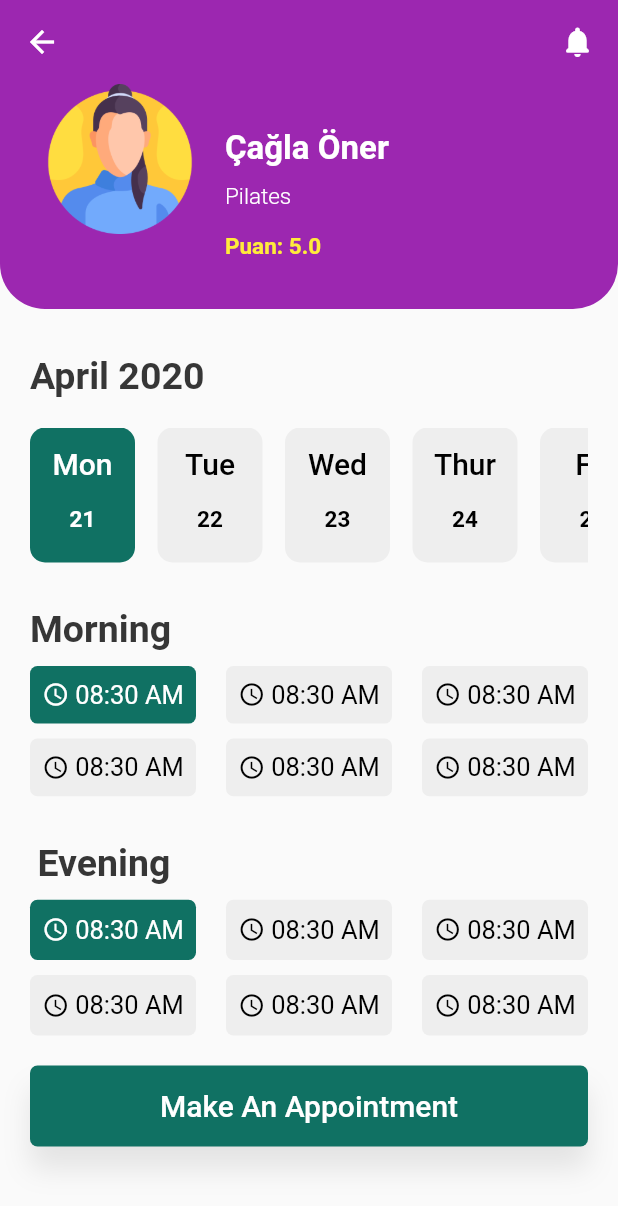
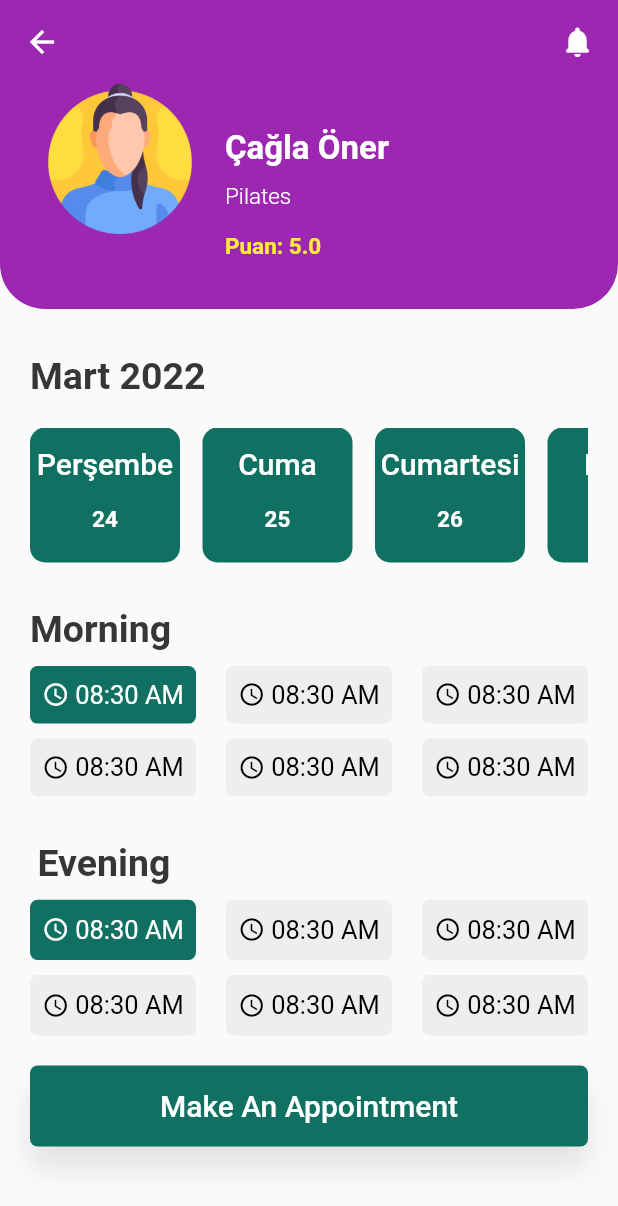
Before and after one commit to Meliih/Flutter, a Flutter app: the screen it shows after launch, after a tap on "Çağla Öner", on a phone screen of 412 x 824 dp. Shown: the top 1206 px of the screen. Run offline on Flutter 3.47's test engine with Material 2 defaults, Android fonts, the phone set to English and light mode, and no system bars.

Commit message:
appointment page update

```diff
--- a/twist_appointment_app/lib/Doctor_details_page.dart
+++ b/twist_appointment_app/lib/Doctor_details_page.dart
@@ -1,25 +1,59 @@
 import 'dart:ui';
 import 'package:flutter/material.dart';
 import 'package:flutter/rendering.dart';
+import 'package:intl/date_symbol_data_local.dart';
 import 'DbHelper.dart';
+import 'package:intl/intl.dart';
 
 class DoctorDetailPage extends StatefulWidget {
-
   final Trainer trainer;
-  const DoctorDetailPage({Key? key, required this.trainer, }) : super(key: key);
-
+  const DoctorDetailPage({
+    Key? key,
+    required this.trainer,
+  }) : super(key: key);
 
   @override
   _DoctorDetailState createState() => _DoctorDetailState();
 }
 
 class _DoctorDetailState extends State<DoctorDetailPage> {
+  DateTime time = DateTime.now();
+
+  List<String> months = [
+    "Ocak",
+    "Şubat",
+    "Mart",
+    "Nisan",
+    "Mayıs",
+    "Haziran",
+    "Temmuz",
+    "Ağustos",
+    "Eylül",
+    "Ekim",
+    "Kasım",
+    "Aralık"
+  ];
+
+  List<String> turkishDays = List<String>.filled(10, "");
+
+  final dictionary = {
+    "Monday": "Pazartesi",
+    "Tuesday": "Salı",
+    "Wednesday": "Çarşamba",
+    "Thursday": "Perşembe",
+    "Friday": "Cuma",
+    "Saturday": "Cumartesi",
+    "Sunday": "Pazar",
+  };
+
   @override
   Widget build(BuildContext context) {
-    return initWidget(context,widget.trainer);
+    return initWidget(context, widget.trainer);
   }
 
-  Widget initWidget(BuildContext context,Trainer trainer) {
+  Widget initWidget(BuildContext context, Trainer trainer) {
+    List<DateTime> days = possibleAppointment();
+
     return Scaffold(
       appBar: AppBar(
         elevation: 0.0,
@@ -36,9 +70,7 @@ class _DoctorDetailState extends State<DoctorDetailPage> {
         ),
         actions: [
           GestureDetector(
-            onTap: (){
-
-            },
+            onTap: () {},
             child: Container(
               margin: EdgeInsets.only(right: 15),
               child: Icon(
@@ -57,8 +89,9 @@ class _DoctorDetailState extends State<DoctorDetailPage> {
               height: 150,
               decoration: BoxDecoration(
                   color: Colors.purple,
-                  borderRadius: BorderRadius.only(bottomLeft: Radius.circular(30), bottomRight: Radius.circular(30))
-              ),
+                  borderRadius: BorderRadius.only(
+                      bottomLeft: Radius.circular(30),
+                      bottomRight: Radius.circular(30))),
               child: Container(
                 margin: EdgeInsets.only(left: 30, bottom: 30),
                 child: Row(
@@ -77,7 +110,8 @@ class _DoctorDetailState extends State<DoctorDetailPage> {
                         children: [
                           Container(
                             margin: EdgeInsets.only(top: 30),
-                            child: Text(trainer.name,
+                            child: Text(
+                              trainer.name,
                               style: TextStyle(
                                 color: Colors.white,
                                 fontSize: 22,
@@ -88,7 +122,8 @@ class _DoctorDetailState extends State<DoctorDetailPage> {
                           ),
                           Container(
                             margin: EdgeInsets.only(top: 10),
-                            child: Text(trainer.domain,
+                            child: Text(
+                              trainer.domain,
                               style: TextStyle(
                                 color: Colors.white,
                                 fontSize: 15,
@@ -99,7 +134,8 @@ class _DoctorDetailState extends State<DoctorDetailPage> {
                           ),
                           Container(
                             margin: EdgeInsets.only(top: 15),
-                            child: Text('Puan: '+ trainer.rating,
+                            child: Text(
+                              'Puan: ' + trainer.rating,
                               style: TextStyle(
                                 color: Colors.yellow,
                                 fontSize: 15,
@@ -117,7 +153,8 @@ class _DoctorDetailState extends State<DoctorDetailPage> {
             ),
             Container(
               margin: EdgeInsets.only(left: 20, top: 30),
-              child: Text('April 2020',
+              child: Text(
+                months[time.month - 1] + " " + time.year.toString(),
                 style: TextStyle(
                   color: Color(0xff363636),
                   fontSize: 25,
@@ -129,23 +166,18 @@ class _DoctorDetailState extends State<DoctorDetailPage> {
             Container(
               margin: EdgeInsets.only(left: 20, top: 20, right: 20),
               height: 90,
-              child: ListView(
-                scrollDirection: Axis.horizontal,
-                children: [
-                  demoDates("Mon", "21", true),
-                  demoDates("Tue", "22", false),
-                  demoDates("Wed", "23", false),
-                  demoDates("Thur", "24", false),
-                  demoDates("Fri", "25", false),
-                  demoDates("Sat", "26", false),
-                  demoDates("Sun", "27", false),
-                  demoDates("Mon", "28", false),
-                ],
-              ),
+              child: ListView.builder(
+                  scrollDirection: Axis.horizontal,
+                  itemCount: days.length,
+                  itemBuilder: (BuildContext context, int index) {
+                    return demoDates(
+                        turkishDays[index], days[index].day.toString(), true);
+                  }),
             ),
             Container(
               margin: EdgeInsets.only(left: 20, top: 30),
-              child: Text('Morning',
+              child: Text(
+                'Morning',
                 style: TextStyle(
                   color: Color(0xff363636),
                   fontSize: 25,
@@ -173,7 +205,8 @@ class _DoctorDetailState extends State<DoctorDetailPage> {
             ),
             Container(
               margin: EdgeInsets.only(left: 25, top: 30),
-              child: Text('Evening',
+              child: Text(
+                'Evening',
                 style: TextStyle(
                   color: Color(0xff363636),
                   fontSize: 25,
@@ -201,7 +234,10 @@ class _DoctorDetailState extends State<DoctorDetailPage> {
             ),
             Container(
               alignment: Alignment.center,
-              width: MediaQuery.of(context).size.width,
+              width: MediaQuery
+                  .of(context)
+                  .size
+                  .width,
               height: 54,
               margin: EdgeInsets.all(20),
               decoration: BoxDecoration(
@@ -233,8 +269,9 @@ class _DoctorDetailState extends State<DoctorDetailPage> {
   }
 
   Widget demoDates(String day, String date, bool isSelected) {
-    return isSelected ? Container(
-      width: 70,
+    return isSelected
+        ? Container(
+      width: 100,
       margin: EdgeInsets.only(right: 15),
       decoration: BoxDecoration(
         color: Color(0xff107163),
@@ -263,13 +300,13 @@ class _DoctorDetailState extends State<DoctorDetailPage> {
                   color: Colors.white,
                   fontSize: 15,
                   fontFamily: 'Roboto',
-                  fontWeight: FontWeight.bold
-              ),
+                  fontWeight: FontWeight.bold),
             ),
           ),
         ],
       ),
-    ) : Container(
+    )
+        : Container(
       width: 70,
       margin: EdgeInsets.only(right: 15),
       decoration: BoxDecoration(
@@ -299,8 +336,7 @@ class _DoctorDetailState extends State<DoctorDetailPage> {
                   color: Colors.black,
                   fontSize: 15,
                   fontFamily: 'Roboto',
-                  fontWeight: FontWeight.bold
-              ),
+                  fontWeight: FontWeight.bold),
             ),
           ),
         ],
@@ -309,7 +345,8 @@ class _DoctorDetailState extends State<DoctorDetailPage> {
   }
 
   Widget doctorTimingsData(String time, bool isSelected) {
-    return isSelected ? Container(
+    return isSelected
+        ? Container(
       margin: EdgeInsets.only(left: 20, top: 10),
       decoration: BoxDecoration(
         color: Color(0xff107163),
@@ -329,7 +366,8 @@ class _DoctorDetailState extends State<DoctorDetailPage> {
           ),
           Container(
             margin: EdgeInsets.only(left: 2),
-            child: Text('08:30 AM',
+            child: Text(
+              '08:30 AM',
               style: TextStyle(
                 color: Colors.white,
                 fontSize: 17,
@@ -339,7 +377,8 @@ class _DoctorDetailState extends State<DoctorDetailPage> {
           ),
         ],
       ),
-    ) : Container(
+    )
+        : Container(
       margin: EdgeInsets.only(left: 20, top: 10),
       decoration: BoxDecoration(
         color: Color(0xffEEEEEE),
@@ -359,7 +398,8 @@ class _DoctorDetailState extends State<DoctorDetailPage> {
           ),
           Container(
             margin: EdgeInsets.only(left: 2),
-            child: Text('08:30 AM',
+            child: Text(
+              '08:30 AM',
               style: TextStyle(
                 color: Colors.black,
                 fontSize: 17,
@@ -371,4 +411,41 @@ class _DoctorDetailState extends State<DoctorDetailPage> {
       ),
     );
   }
+
+  List<DateTime> possibleAppointment() {
+    List<DateTime> days = List<DateTime>.filled(10, DateTime(20, 1, 1));
+
+    for (int i = 0; i < days.length; i++) {
+      days[i] = DateTime(time.year, time.month, time.day + i);
+      var t;
+      switch (days[i].weekday) {
+        case 1:
+          t = "Pazartesi";
+          break;
+        case 2:
+          t = "Salı";
+          break;
+        case 3:
+          t = "Çarşamba";
+          break;
+        case 4:
+          t = "Perşembe";
+          break;
+        case 5:
+          t = "Cuma";
+          break;
+        case 6:
+          t = "Cumartesi";
+          break;
+        case 7:
+          t = "Pazar";
+          break;
+      }
+      turkishDays[i] = t;
+    }
+    return days;
+  }
+
+
+
 }
--- a/twist_appointment_app/lib/HomePage.dart
+++ b/twist_appointment_app/lib/HomePage.dart
@@ -46,9 +46,15 @@ class HomePageState extends State<HomePage> {
             ),
           ),
           GestureDetector(
+            behavior: HitTestBehavior.translucent,
             child: Container(
               margin: EdgeInsets.only(right: 5),
-              child: Image.asset("image/girl.png"),
+              child: CircleAvatar(
+                backgroundImage:
+                new AssetImage("image/girl.png"),
+                radius: 22.0,
+              ),
+
             ),
           )
         ],
--- a/twist_appointment_app/pubspec.yaml
+++ b/twist_appointment_app/pubspec.yaml
@@ -27,8 +27,11 @@ environment:
 # the latest version available on pub.dev. To see which dependencies have newer
 # versions available, run `flutter pub outdated`.
 dependencies:
+
+  intl: ^0.16.0
   flutter:
     sdk: flutter
+
 
 
   # The following adds the Cupertino Icons font to your application.
```
Also changed, not shown: twist_appointment_app/pubspec.lock.
